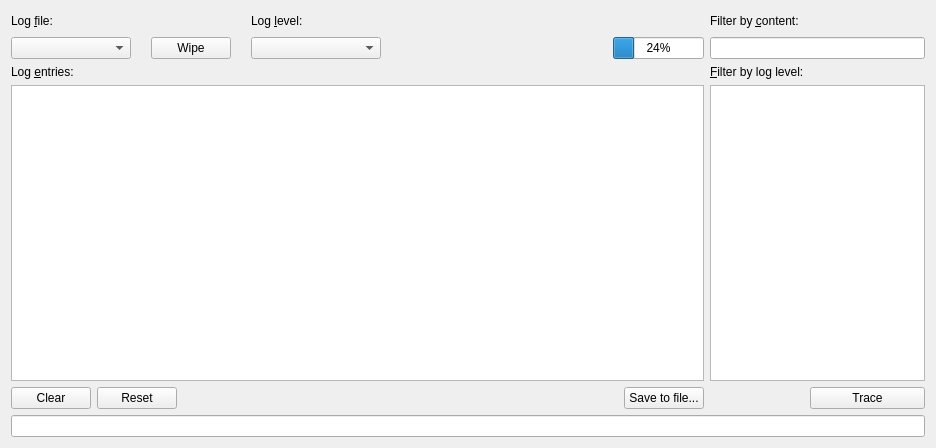
d1vanov/quentier, file src/widgets/LogViewerWidget.ui: the form before one commit.
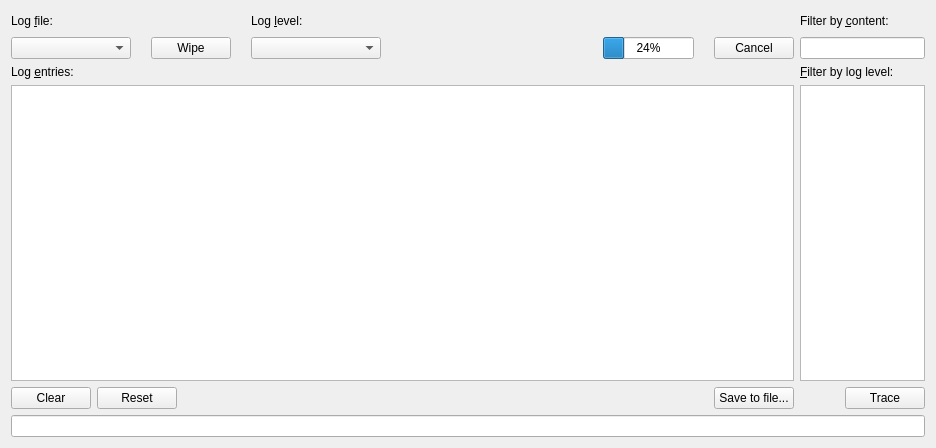
The form after the commit. Icons and pictures are not drawn.

Commit message: Issue #143: implement the possibility to cancel saving of filtered log entries to a file

Diff of the .ui file:
```diff
--- a/src/widgets/LogViewerWidget.ui
+++ b/src/widgets/LogViewerWidget.ui
@@ -98,7 +98,7 @@
       <widget class="QLabel" name="logFilePendingLoadLabel">
        <property name="minimumSize">
         <size>
-         <width>190</width>
+         <width>180</width>
          <height>0</height>
         </size>
        </property>
@@ -146,6 +146,13 @@
        </property>
       </spacer>
      </item>
+     <item row="1" column="6">
+      <widget class="QPushButton" name="saveToFileCancelButton">
+       <property name="text">
+        <string>Cancel</string>
+       </property>
+      </widget>
+     </item>
     </layout>
    </item>
    <item row="0" column="1">
```
The commit also changes 4 other files.
